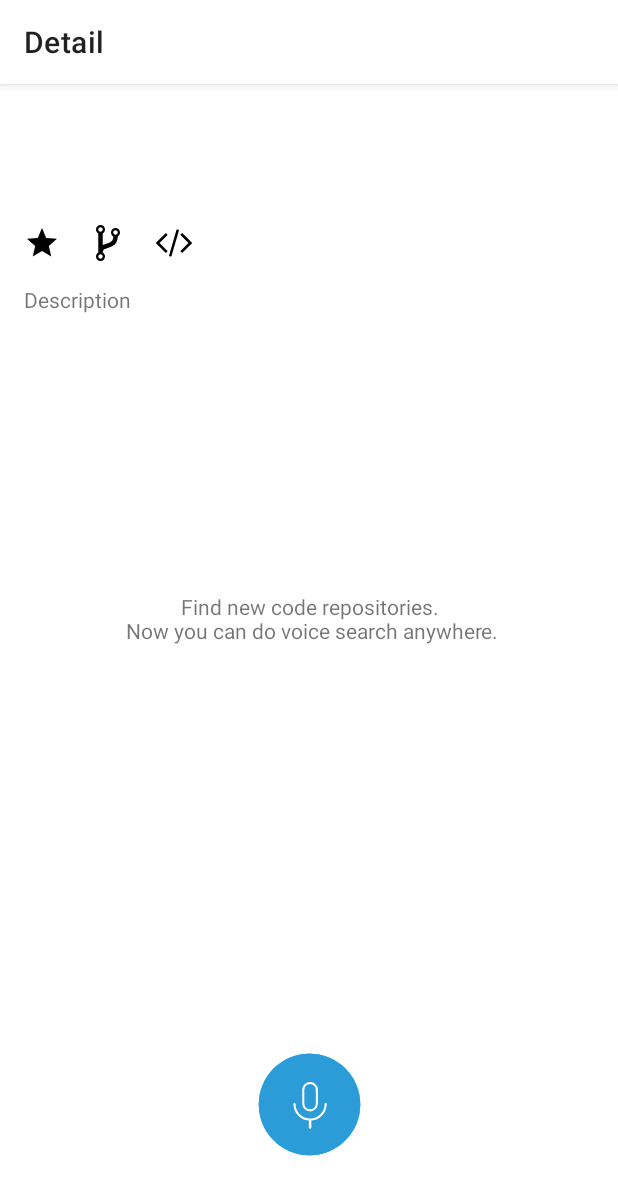
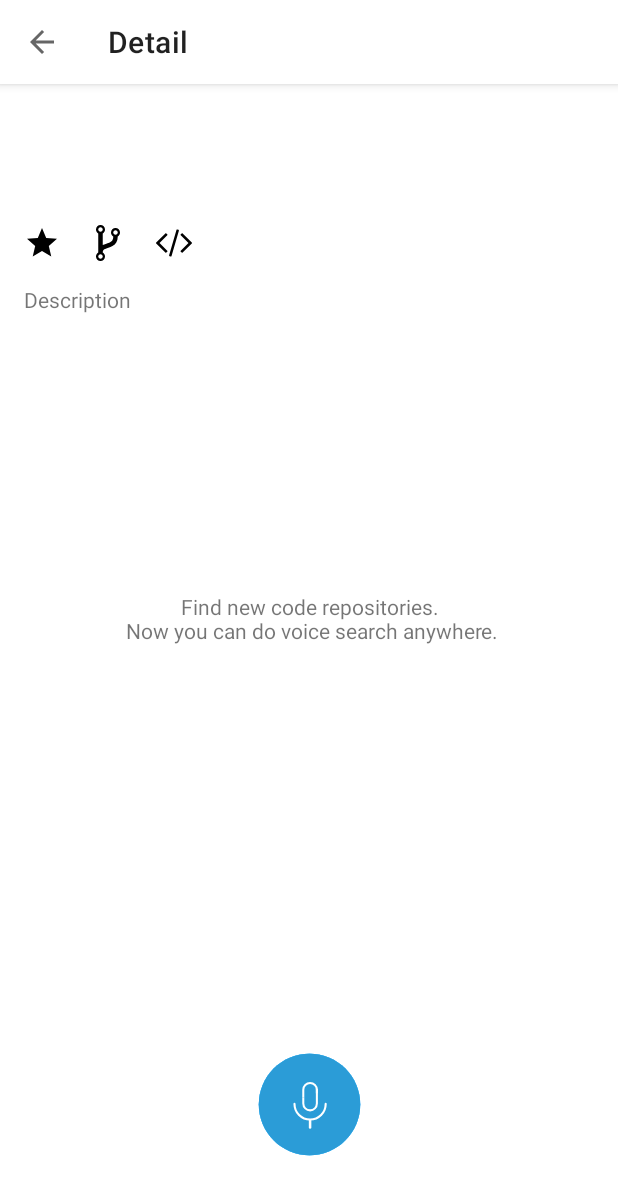
Before and after one commit to charleston10/github-android, an Android app: the fragment DetailFragment placed in its activity, on a phone screen of 412 x 824 dp. Shown: the top 1195 px of the screen. Run offline under Robolectric (Android 15) with nearby library versions, the phone set to English and light mode, and no system bars; our stand-ins replace Dagger/Hilt's generated code, data binding; libraries missing offline, so code that uses them is left out: com.tbruyelle.rxpermissions2; 7 statements that could not run were skipped.

Commit message:
Adiciona fluxo de voltar

```diff
--- a/application/app/src/main/java/br/com/charleston/github/features/search/screens/detail/DetailFragment.kt
+++ b/application/app/src/main/java/br/com/charleston/github/features/search/screens/detail/DetailFragment.kt
@@ -8,6 +8,7 @@ import br.com.charleston.core.base.BaseFragment
 import br.com.charleston.core.base.BaseViewModel
 import br.com.charleston.github.R
 import br.com.charleston.github.databinding.FragmentDetailBinding
+
 
 class DetailFragment : BaseFragment<FragmentDetailBinding, BaseViewModel>() {
 
@@ -37,10 +38,13 @@ class DetailFragment : BaseFragment<FragmentDetailBinding, BaseViewModel>() {
 
     private fun bindToolbar() {
         getViewDataBinding().toolbar.apply {
-            title = "Detail"
+            title = context.getString(R.string.detail_title)
         }
 
-        (activity as AppCompatActivity)
-            .setSupportActionBar(getViewDataBinding().toolbar)
+        (activity as AppCompatActivity).let {
+            it.setSupportActionBar(getViewDataBinding().toolbar)
+            it.supportActionBar?.setDisplayHomeAsUpEnabled(true)
+            it.supportActionBar?.setDisplayShowHomeEnabled(true)
+        }
     }
 }
--- a/application/app/src/main/java/br/com/charleston/github/features/search/screens/list/ListFragment.kt
+++ b/application/app/src/main/java/br/com/charleston/github/features/search/screens/list/ListFragment.kt
@@ -51,6 +51,9 @@ class ListFragment : BaseFragment<FragmentListBinding, BaseViewModel>(),
 
         (activity as AppCompatActivity)
             .setSupportActionBar(getViewDataBinding().toolbar)
+
+        (activity as AppCompatActivity).supportActionBar?.setDisplayHomeAsUpEnabled(true)
+        (activity as AppCompatActivity).supportActionBar?.setDisplayShowHomeEnabled(true)
     }
 
     private fun bindItems() {
--- a/application/app/src/main/res/values/colors.xml
+++ b/application/app/src/main/res/values/colors.xml
@@ -17,4 +17,5 @@
     <color name="grey_900">#263238</color>
 
     <color name="white">#FFFFFF</color>
+    <color name="black">#000</color>
 </resources>
--- a/application/app/src/main/res/values/strings.xml
+++ b/application/app/src/main/res/values/strings.xml
@@ -10,4 +10,5 @@
     <string name="voice_search_message_result_repository_by">We found some results for\n%s</string>
 
     <string name="transition_detail_avatar">transition_detail_avatar</string>
+    <string name="detail_title">Detail</string>
 </resources>
```
Also changed, not shown: application/app/src/main/java/br/com/charleston/github/features/MainActivity.kt (+7 -3 lines).
